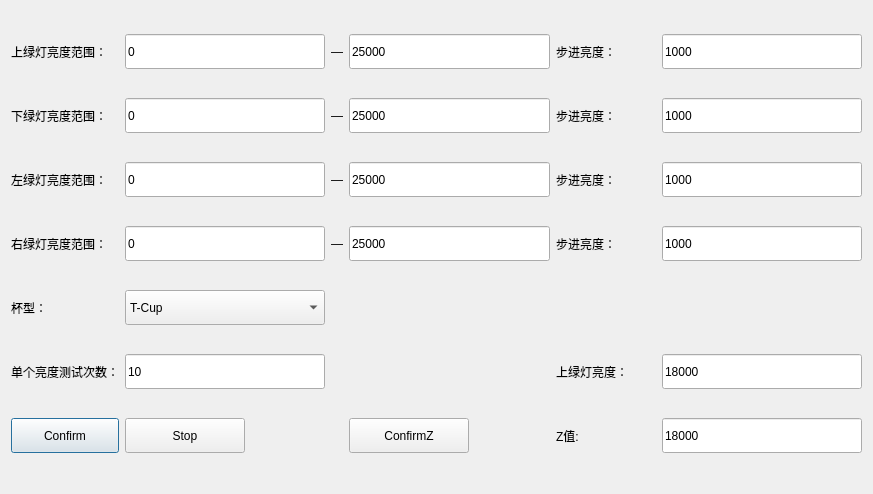
This is AdjustLight/StandardMachineCalibrateDialog.ui in china-larry/PD_ARM as Qt 5 draws it before an edit. The edited form follows.
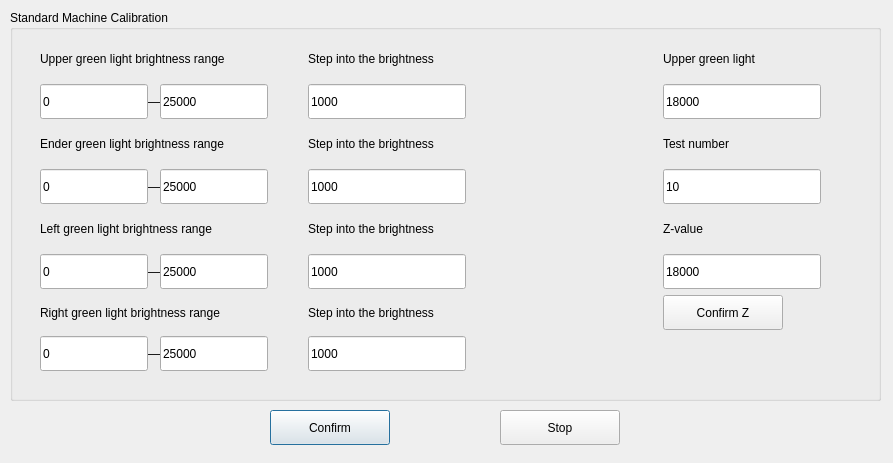
This is the edited form.

What changed in the file:
```diff
--- a/AdjustLight/StandardMachineCalibrateDialog.ui
+++ b/AdjustLight/StandardMachineCalibrateDialog.ui
@@ -6,14 +6,188 @@
    <rect>
     <x>0</x>
     <y>0</y>
-    <width>873</width>
-    <height>494</height>
+    <width>893</width>
+    <height>463</height>
    </rect>
   </property>
   <property name="windowTitle">
    <string>Dialog</string>
   </property>
+  <widget class="QPushButton" name="ConfirmButton">
+   <property name="geometry">
+    <rect>
+     <x>270</x>
+     <y>410</y>
+     <width>120</width>
+     <height>35</height>
+    </rect>
+   </property>
+   <property name="maximumSize">
+    <size>
+     <width>120</width>
+     <height>35</height>
+    </size>
+   </property>
+   <property name="text">
+    <string>Confirm</string>
+   </property>
+  </widget>
+  <widget class="QPushButton" name="StopButton">
+   <property name="geometry">
+    <rect>
+     <x>500</x>
+     <y>410</y>
+     <width>120</width>
+     <height>35</height>
+    </rect>
+   </property>
+   <property name="maximumSize">
+    <size>
+     <width>120</width>
+     <height>35</height>
+    </size>
+   </property>
+   <property name="text">
+    <string>Stop</string>
+   </property>
+  </widget>
+  <widget class="QGroupBox" name="groupBox">
+   <property name="geometry">
+    <rect>
+     <x>10</x>
+     <y>10</y>
+     <width>871</width>
+     <height>391</height>
+    </rect>
+   </property>
+   <property name="title">
+    <string>Standard Machine Calibration    </string>
+   </property>
+   <widget class="QWidget" name="gridLayoutWidget">
+    <property name="geometry">
+     <rect>
+      <x>20</x>
+      <y>30</y>
+      <width>831</width>
+      <height>341</height>
+     </rect>
+    </property>
   <layout class="QGridLayout" name="gridLayout">
+     <property name="leftMargin">
+      <number>10</number>
+     </property>
+     <property name="topMargin">
+      <number>0</number>
+     </property>
+     <property name="rightMargin">
+      <number>40</number>
+     </property>
+     <property name="bottomMargin">
+      <number>10</number>
+     </property>
+     <property name="horizontalSpacing">
+      <number>40</number>
+     </property>
+     <item row="0" column="1">
+      <widget class="QLabel" name="upperLabel3">
+       <property name="minimumSize">
+        <size>
+         <width>100</width>
+         <height>35</height>
+        </size>
+       </property>
+       <property name="text">
+        <string>Step into the brightness</string>
+       </property>
+      </widget>
+     </item>
+     <item row="2" column="3">
+      <widget class="QLabel" name="testCountLabel">
+       <property name="minimumSize">
+        <size>
+         <width>100</width>
+         <height>35</height>
+        </size>
+       </property>
+       <property name="text">
+        <string>Test number</string>
+       </property>
+      </widget>
+     </item>
+     <item row="7" column="1">
+      <widget class="QLineEdit" name="rightAdditionStepLineEdit">
+       <property name="minimumSize">
+        <size>
+         <width>80</width>
+         <height>35</height>
+        </size>
+       </property>
+       <property name="text">
+        <string>1000</string>
+       </property>
+       <property name="readOnly">
+        <bool>true</bool>
+       </property>
+      </widget>
+     </item>
+     <item row="4" column="0">
+      <widget class="QLabel" name="leftLabel1">
+       <property name="minimumSize">
+        <size>
+         <width>100</width>
+         <height>35</height>
+        </size>
+       </property>
+       <property name="text">
+        <string>Left green light brightness range</string>
+       </property>
+      </widget>
+     </item>
+     <item row="3" column="3">
+      <widget class="QLineEdit" name="testCountLineEdit">
+       <property name="minimumSize">
+        <size>
+         <width>80</width>
+         <height>35</height>
+        </size>
+       </property>
+       <property name="text">
+        <string>10</string>
+       </property>
+       <property name="readOnly">
+        <bool>true</bool>
+       </property>
+      </widget>
+     </item>
+     <item row="6" column="0">
+      <widget class="QLabel" name="rightLabel1">
+       <property name="minimumSize">
+        <size>
+         <width>100</width>
+         <height>35</height>
+        </size>
+       </property>
+       <property name="text">
+        <string>Right green light brightness range</string>
+       </property>
+      </widget>
+     </item>
+     <item row="3" column="1">
+      <widget class="QLineEdit" name="downAdditionStepLineEdit">
+       <property name="minimumSize">
+        <size>
+         <width>80</width>
+         <height>35</height>
+        </size>
+       </property>
+       <property name="text">
+        <string>1000</string>
+       </property>
+       <property name="readOnly">
+        <bool>true</bool>
+       </property>
+      </widget>
+     </item>
    <item row="0" column="0">
     <widget class="QLabel" name="upperLabel1">
      <property name="minimumSize">
@@ -23,11 +197,168 @@
       </size>
      </property>
      <property name="text">
-      <string>上绿灯亮度范围：</string>
+        <string>Upper green light brightness range</string>
      </property>
     </widget>
    </item>
-   <item row="0" column="1">
+     <item row="1" column="2">
+      <spacer name="horizontalSpacer">
+       <property name="orientation">
+        <enum>Qt::Horizontal</enum>
+       </property>
+       <property name="sizeHint" stdset="0">
+        <size>
+         <width>40</width>
+         <height>20</height>
+        </size>
+       </property>
+      </spacer>
+     </item>
+     <item row="1" column="1">
+      <widget class="QLineEdit" name="upperAdditionStepLineEdit">
+       <property name="minimumSize">
+        <size>
+         <width>80</width>
+         <height>35</height>
+        </size>
+       </property>
+       <property name="text">
+        <string>1000</string>
+       </property>
+       <property name="readOnly">
+        <bool>true</bool>
+       </property>
+      </widget>
+     </item>
+     <item row="0" column="3">
+      <widget class="QLabel" name="upperLabel1_2">
+       <property name="minimumSize">
+        <size>
+         <width>100</width>
+         <height>35</height>
+        </size>
+       </property>
+       <property name="text">
+        <string>Upper green light</string>
+       </property>
+      </widget>
+     </item>
+     <item row="6" column="1">
+      <widget class="QLabel" name="rightLabel3">
+       <property name="minimumSize">
+        <size>
+         <width>100</width>
+         <height>35</height>
+        </size>
+       </property>
+       <property name="text">
+        <string>Step into the brightness</string>
+       </property>
+      </widget>
+     </item>
+     <item row="2" column="1">
+      <widget class="QLabel" name="downLabel3">
+       <property name="minimumSize">
+        <size>
+         <width>100</width>
+         <height>35</height>
+        </size>
+       </property>
+       <property name="text">
+        <string>Step into the brightness</string>
+       </property>
+      </widget>
+     </item>
+     <item row="1" column="3">
+      <widget class="QLineEdit" name="testLightLineEdit">
+       <property name="minimumSize">
+        <size>
+         <width>80</width>
+         <height>35</height>
+        </size>
+       </property>
+       <property name="text">
+        <string>18000</string>
+       </property>
+       <property name="readOnly">
+        <bool>false</bool>
+       </property>
+      </widget>
+     </item>
+     <item row="2" column="0">
+      <widget class="QLabel" name="downLabel1">
+       <property name="minimumSize">
+        <size>
+         <width>100</width>
+         <height>35</height>
+        </size>
+       </property>
+       <property name="text">
+        <string>Ender green light brightness range</string>
+       </property>
+      </widget>
+     </item>
+     <item row="5" column="1">
+      <widget class="QLineEdit" name="leftAdditionStepLineEdit">
+       <property name="minimumSize">
+        <size>
+         <width>80</width>
+         <height>35</height>
+        </size>
+       </property>
+       <property name="text">
+        <string>1000</string>
+       </property>
+       <property name="readOnly">
+        <bool>true</bool>
+       </property>
+      </widget>
+     </item>
+     <item row="5" column="3">
+      <widget class="QLineEdit" name="ZValuetLineEdit">
+       <property name="minimumSize">
+        <size>
+         <width>80</width>
+         <height>35</height>
+        </size>
+       </property>
+       <property name="text">
+        <string>18000</string>
+       </property>
+       <property name="readOnly">
+        <bool>false</bool>
+       </property>
+      </widget>
+     </item>
+     <item row="4" column="1">
+      <widget class="QLabel" name="leftLabel3">
+       <property name="minimumSize">
+        <size>
+         <width>100</width>
+         <height>35</height>
+        </size>
+       </property>
+       <property name="text">
+        <string>Step into the brightness</string>
+       </property>
+      </widget>
+     </item>
+     <item row="4" column="3">
+      <widget class="QLabel" name="upperLabel1_3">
+       <property name="minimumSize">
+        <size>
+         <width>100</width>
+         <height>35</height>
+        </size>
+       </property>
+       <property name="text">
+        <string>Z-value</string>
+       </property>
+      </widget>
+     </item>
+     <item row="1" column="0">
+      <layout class="QHBoxLayout" name="horizontalLayout">
+       <item>
     <widget class="QLineEdit" name="upperLightLowlineEdit">
      <property name="minimumSize">
       <size>
@@ -43,14 +374,14 @@
      </property>
     </widget>
    </item>
-   <item row="0" column="2">
+       <item>
     <widget class="QLabel" name="upperLabel2">
      <property name="text">
       <string>—</string>
      </property>
     </widget>
    </item>
-   <item row="0" column="3">
+       <item>
     <widget class="QLineEdit" name="upperLightHighlineEdit">
      <property name="minimumSize">
       <size>
@@ -66,21 +397,12 @@
      </property>
     </widget>
    </item>
-   <item row="0" column="4">
-    <widget class="QLabel" name="upperLabel3">
-     <property name="minimumSize">
-      <size>
-       <width>100</width>
-       <height>35</height>
-      </size>
-     </property>
-     <property name="text">
-      <string>步进亮度：</string>
-     </property>
-    </widget>
-   </item>
-   <item row="0" column="5">
-    <widget class="QLineEdit" name="upperAdditionStepLineEdit">
+      </layout>
+     </item>
+     <item row="5" column="0">
+      <layout class="QHBoxLayout" name="horizontalLayout_4">
+       <item>
+        <widget class="QLineEdit" name="rightLightLowlineEdit">
      <property name="minimumSize">
       <size>
        <width>80</width>
@@ -88,27 +410,41 @@
       </size>
      </property>
      <property name="text">
-      <string>1000</string>
+          <string>0</string>
      </property>
      <property name="readOnly">
       <bool>true</bool>
      </property>
     </widget>
    </item>
-   <item row="1" column="0">
-    <widget class="QLabel" name="downLabel1">
+       <item>
+        <widget class="QLabel" name="rightLabel2">
+         <property name="text">
+          <string>—</string>
+         </property>
+        </widget>
+       </item>
+       <item>
+        <widget class="QLineEdit" name="rightLightHighlineEdit">
      <property name="minimumSize">
       <size>
-       <width>100</width>
+           <width>80</width>
        <height>35</height>
       </size>
      </property>
      <property name="text">
-      <string>下绿灯亮度范围：</string>
-     </property>
-    </widget>
-   </item>
-   <item row="1" column="1">
+          <string>25000</string>
+         </property>
+         <property name="readOnly">
+          <bool>true</bool>
+         </property>
+        </widget>
+       </item>
+      </layout>
+     </item>
+     <item row="3" column="0">
+      <layout class="QHBoxLayout" name="horizontalLayout_2">
+       <item>
     <widget class="QLineEdit" name="downLightLowlineEdit">
      <property name="minimumSize">
       <size>
@@ -124,14 +460,14 @@
      </property>
     </widget>
    </item>
-   <item row="1" column="2">
+       <item>
     <widget class="QLabel" name="downLabel2">
      <property name="text">
       <string>—</string>
      </property>
     </widget>
    </item>
-   <item row="1" column="3">
+       <item>
     <widget class="QLineEdit" name="downLightHighlineEdit">
      <property name="minimumSize">
       <size>
@@ -147,49 +483,11 @@
      </property>
     </widget>
    </item>
-   <item row="1" column="4">
-    <widget class="QLabel" name="downLabel3">
-     <property name="minimumSize">
-      <size>
-       <width>100</width>
-       <height>35</height>
-      </size>
-     </property>
-     <property name="text">
-      <string>步进亮度：</string>
-     </property>
-    </widget>
-   </item>
-   <item row="1" column="5">
-    <widget class="QLineEdit" name="downAdditionStepLineEdit">
-     <property name="minimumSize">
-      <size>
-       <width>80</width>
-       <height>35</height>
-      </size>
-     </property>
-     <property name="text">
-      <string>1000</string>
-     </property>
-     <property name="readOnly">
-      <bool>true</bool>
-     </property>
-    </widget>
-   </item>
-   <item row="2" column="0">
-    <widget class="QLabel" name="leftLabel1">
-     <property name="minimumSize">
-      <size>
-       <width>100</width>
-       <height>35</height>
-      </size>
-     </property>
-     <property name="text">
-      <string>左绿灯亮度范围：</string>
-     </property>
-    </widget>
-   </item>
-   <item row="2" column="1">
+      </layout>
+     </item>
+     <item row="7" column="0">
+      <layout class="QHBoxLayout" name="horizontalLayout_3">
+       <item>
     <widget class="QLineEdit" name="leftLightLowlineEdit">
      <property name="minimumSize">
       <size>
@@ -205,14 +503,14 @@
      </property>
     </widget>
    </item>
-   <item row="2" column="2">
+       <item>
     <widget class="QLabel" name="leftLabel2">
      <property name="text">
       <string>—</string>
      </property>
     </widget>
    </item>
-   <item row="2" column="3">
+       <item>
     <widget class="QLineEdit" name="leftLightHighlineEdit">
      <property name="minimumSize">
       <size>
@@ -228,232 +526,7 @@
      </property>
     </widget>
    </item>
-   <item row="2" column="4">
-    <widget class="QLabel" name="leftLabel3">
-     <property name="minimumSize">
-      <size>
-       <width>100</width>
-       <height>35</height>
-      </size>
-     </property>
-     <property name="text">
-      <string>步进亮度：</string>
-     </property>
-    </widget>
-   </item>
-   <item row="2" column="5">
-    <widget class="QLineEdit" name="leftAdditionStepLineEdit">
-     <property name="minimumSize">
-      <size>
-       <width>80</width>
-       <height>35</height>
-      </size>
-     </property>
-     <property name="text">
-      <string>1000</string>
-     </property>
-     <property name="readOnly">
-      <bool>true</bool>
-     </property>
-    </widget>
-   </item>
-   <item row="3" column="0">
-    <widget class="QLabel" name="rightLabel1">
-     <property name="minimumSize">
-      <size>
-       <width>100</width>
-       <height>35</height>
-      </size>
-     </property>
-     <property name="text">
-      <string>右绿灯亮度范围：</string>
-     </property>
-    </widget>
-   </item>
-   <item row="3" column="1">
-    <widget class="QLineEdit" name="rightLightLowlineEdit">
-     <property name="minimumSize">
-      <size>
-       <width>80</width>
-       <height>35</height>
-      </size>
-     </property>
-     <property name="text">
-      <string>0</string>
-     </property>
-     <property name="readOnly">
-      <bool>true</bool>
-     </property>
-    </widget>
-   </item>
-   <item row="3" column="2">
-    <widget class="QLabel" name="rightLabel2">
-     <property name="text">
-      <string>—</string>
-     </property>
-    </widget>
-   </item>
-   <item row="3" column="3">
-    <widget class="QLineEdit" name="rightLightHighlineEdit">
-     <property name="minimumSize">
-      <size>
-       <width>80</width>
-       <height>35</height>
-      </size>
-     </property>
-     <property name="text">
-      <string>25000</string>
-     </property>
-     <property name="readOnly">
-      <bool>true</bool>
-     </property>
-    </widget>
-   </item>
-   <item row="3" column="4">
-    <widget class="QLabel" name="rightLabel3">
-     <property name="minimumSize">
-      <size>
-       <width>100</width>
-       <height>35</height>
-      </size>
-     </property>
-     <property name="text">
-      <string>步进亮度：</string>
-     </property>
-    </widget>
-   </item>
-   <item row="3" column="5">
-    <widget class="QLineEdit" name="rightAdditionStepLineEdit">
-     <property name="minimumSize">
-      <size>
-       <width>80</width>
-       <height>35</height>
-      </size>
-     </property>
-     <property name="text">
-      <string>1000</string>
-     </property>
-     <property name="readOnly">
-      <bool>true</bool>
-     </property>
-    </widget>
-   </item>
-   <item row="4" column="0">
-    <widget class="QLabel" name="rightLabel1_2">
-     <property name="minimumSize">
-      <size>
-       <width>100</width>
-       <height>35</height>
-      </size>
-     </property>
-     <property name="text">
-      <string>杯型：</string>
-     </property>
-    </widget>
-   </item>
-   <item row="4" column="1">
-    <widget class="QComboBox" name="CapTypeComboBox">
-     <property name="maximumSize">
-      <size>
-       <width>800</width>
-       <height>35</height>
-      </size>
-     </property>
-     <item>
-      <property name="text">
-       <string>T-Cup</string>
-      </property>
-     </item>
-     <item>
-      <property name="text">
-       <string>Cube-Cup</string>
-      </property>
-     </item>
-    </widget>
-   </item>
-   <item row="5" column="0">
-    <widget class="QLabel" name="testCountLabel">
-     <property name="minimumSize">
-      <size>
-       <width>100</width>
-       <height>35</height>
-      </size>
-     </property>
-     <property name="text">
-      <string>单个亮度测试次数：</string>
-     </property>
-    </widget>
-   </item>
-   <item row="5" column="1">
-    <widget class="QLineEdit" name="testCountLineEdit">
-     <property name="minimumSize">
-      <size>
-       <width>80</width>
-       <height>35</height>
-      </size>
-     </property>
-     <property name="text">
-      <string>10</string>
-     </property>
-     <property name="readOnly">
-      <bool>true</bool>
-     </property>
-    </widget>
-   </item>
-   <item row="5" column="4">
-    <widget class="QLabel" name="upperLabel1_2">
-     <property name="minimumSize">
-      <size>
-       <width>100</width>
-       <height>35</height>
-      </size>
-     </property>
-     <property name="text">
-      <string>上绿灯亮度：</string>
-     </property>
-    </widget>
-   </item>
-   <item row="5" column="5">
-    <widget class="QLineEdit" name="testLightLineEdit">
-     <property name="minimumSize">
-      <size>
-       <width>80</width>
-       <height>35</height>
-      </size>
-     </property>
-     <property name="text">
-      <string>18000</string>
-     </property>
-     <property name="readOnly">
-      <bool>false</bool>
-     </property>
-    </widget>
-   </item>
-   <item row="6" column="0">
-    <widget class="QPushButton" name="ConfirmButton">
-     <property name="maximumSize">
-      <size>
-       <width>120</width>
-       <height>35</height>
-      </size>
-     </property>
-     <property name="text">
-      <string>Confirm</string>
-     </property>
-    </widget>
-   </item>
-   <item row="6" column="1">
-    <widget class="QPushButton" name="StopButton">
-     <property name="maximumSize">
-      <size>
-       <width>120</width>
-       <height>35</height>
-      </size>
-     </property>
-     <property name="text">
-      <string>Stop</string>
-     </property>
-    </widget>
+      </layout>
    </item>
    <item row="6" column="3">
     <widget class="QPushButton" name="ConfirmButton_2">
@@ -464,40 +537,13 @@
       </size>
      </property>
      <property name="text">
-      <string>ConfirmZ</string>
-     </property>
-    </widget>
-   </item>
-   <item row="6" column="4">
-    <widget class="QLabel" name="upperLabel1_3">
-     <property name="minimumSize">
-      <size>
-       <width>100</width>
-       <height>35</height>
-      </size>
-     </property>
-     <property name="text">
-      <string>Z值:</string>
-     </property>
-    </widget>
-   </item>
-   <item row="6" column="5">
-    <widget class="QLineEdit" name="ZValuetLineEdit">
-     <property name="minimumSize">
-      <size>
-       <width>80</width>
-       <height>35</height>
-      </size>
-     </property>
-     <property name="text">
-      <string>18000</string>
-     </property>
-     <property name="readOnly">
-      <bool>false</bool>
+        <string>Confirm Z</string>
      </property>
     </widget>
    </item>
   </layout>
+   </widget>
+  </widget>
  </widget>
  <resources/>
  <connections/>
```
Lines whose indentation alone changed are shown as unchanged.
